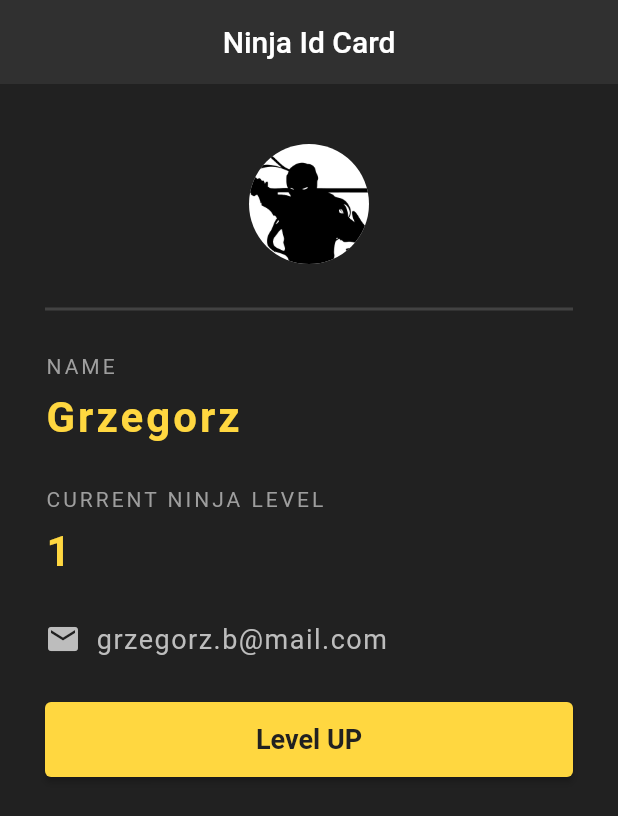
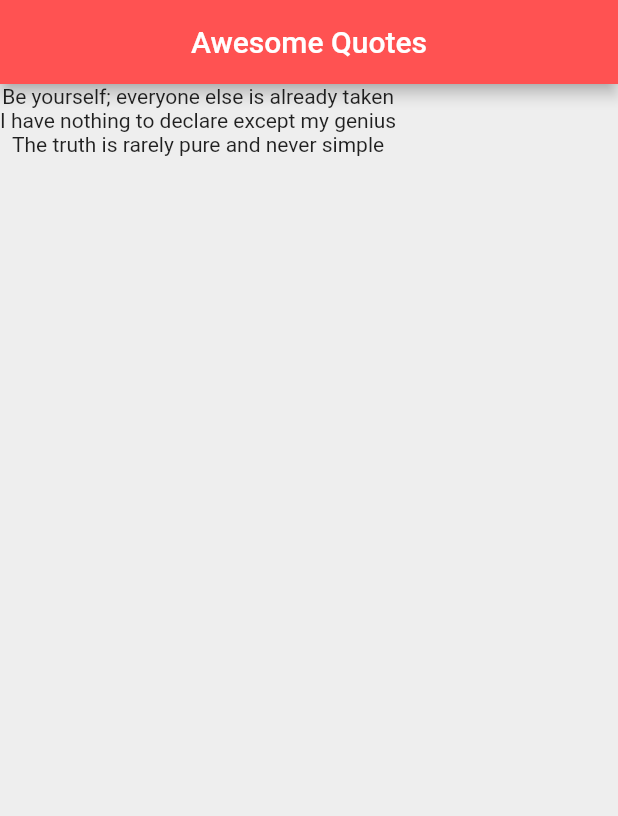
Before and after one commit to GrzegorzBanaszak/flutter_tut, a Flutter app: the screen it shows after launch, on a phone screen of 412 x 824 dp. Shown: the top 816 px of the screen. Run offline on Flutter 3.47's test engine with Material 2 defaults, Android fonts, the phone set to English and light mode, and no system bars.

Commit message:
List display example

```diff
--- a/lib/main.dart
+++ b/lib/main.dart
@@ -1,9 +1,38 @@
 import 'package:flutter/material.dart';
-import "./firstApp.dart";
 
 void main() {
   runApp(const MaterialApp(
-    home: Home(),
+    home: QuoteList(),
     debugShowCheckedModeBanner: false,
   ));
 }
+
+class QuoteList extends StatefulWidget {
+  const QuoteList({super.key});
+
+  @override
+  State<QuoteList> createState() => _QuoteListState();
+}
+
+class _QuoteListState extends State<QuoteList> {
+  List<String> quotes = [
+    'Be yourself; everyone else is already taken',
+    'I have nothing to declare except my genius',
+    'The truth is rarely pure and never simple'
+  ];
+
+  @override
+  Widget build(BuildContext context) {
+    return Scaffold(
+      backgroundColor: Colors.grey[200],
+      appBar: AppBar(
+        title: const Text("Awesome Quotes"),
+        centerTitle: true,
+        backgroundColor: Colors.redAccent,
+      ),
+      body: Column(
+        children: quotes.map((e) => Text(e)).toList(),
+      ),
+    );
+  }
+}
```
